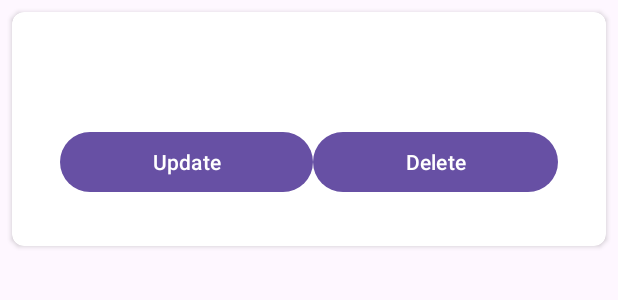
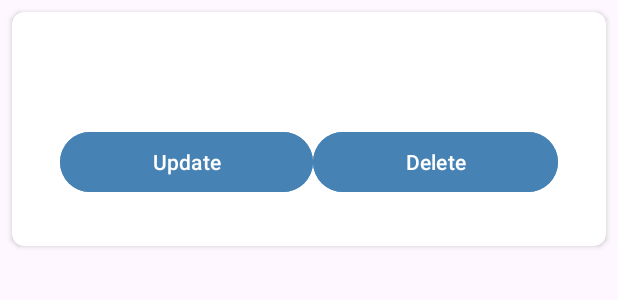
Before and after one commit to markalicante/CalCheck, an Android app: the layout item_food.xml on its own in the app's theme, with its tools: preview values and no code run, on a phone screen of 412 x 824 dp. Shown: the top 300 px of the screen. Run offline under Robolectric (Android 15) with nearby library versions, the light colour scheme and no system bars.

Commit message:
butttons color fixed

```diff
--- a/app/src/main/res/layout/item_food.xml
+++ b/app/src/main/res/layout/item_food.xml
@@ -38,6 +38,7 @@
                 android:id="@+id/btnUpd"
                 android:layout_width="wrap_content"
                 android:layout_height="wrap_content"
+                android:backgroundTint="@color/steel_blue"
                 android:layout_weight="1"
                 android:text="Update" />
 
@@ -45,6 +46,7 @@
                 android:id="@+id/btnDelete"
                 android:layout_width="wrap_content"
                 android:layout_height="wrap_content"
+                android:backgroundTint="@color/steel_blue"
                 android:layout_weight="1"
                 android:text="Delete" />
         </LinearLayout>
```
